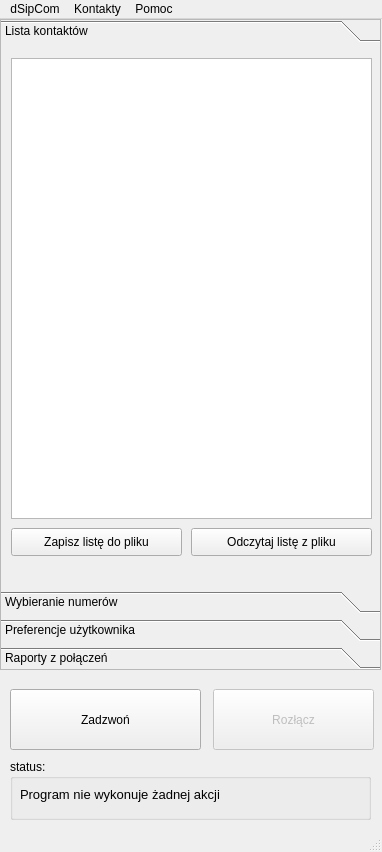
dmilith/dsipcom, file src/dsipcom.ui: the form before one commit.
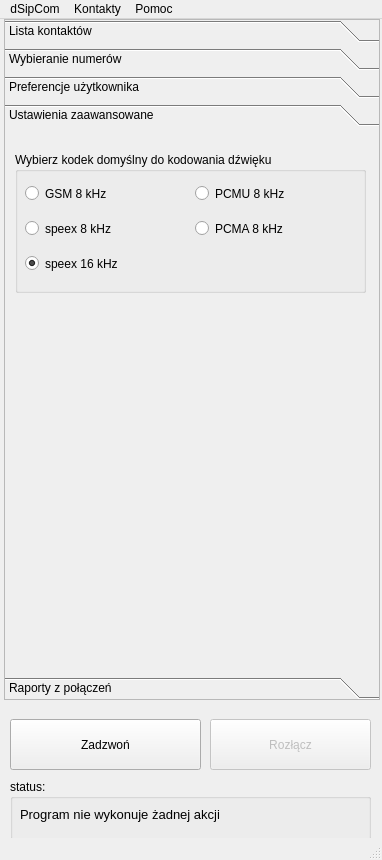
The form after the commit. Icons and pictures are not drawn.

Commit message: dużo poprawek głównego okna, dodano okno about dodano zaawansowane ustawienia, dodano formę about.ui. zmieniono postać zmiennej version.

```diff
--- a/src/dsipcom.ui
+++ b/src/dsipcom.ui
@@ -6,19 +6,19 @@
     <x>0</x>
     <y>0</y>
     <width>382</width>
-    <height>852</height>
+    <height>860</height>
    </rect>
   </property>
   <property name="minimumSize" >
    <size>
     <width>382</width>
-    <height>850</height>
+    <height>860</height>
    </size>
   </property>
   <property name="maximumSize" >
    <size>
     <width>382</width>
-    <height>852</height>
+    <height>860</height>
    </size>
   </property>
   <property name="acceptDrops" >
@@ -43,16 +43,16 @@
      <x>0</x>
      <y>23</y>
      <width>382</width>
-     <height>806</height>
+     <height>814</height>
     </rect>
    </property>
    <widget class="QPushButton" name="call_button" >
     <property name="geometry" >
      <rect>
       <x>10</x>
-      <y>670</y>
+      <y>700</y>
       <width>191</width>
-      <height>61</height>
+      <height>51</height>
      </rect>
     </property>
     <property name="cursor" >
@@ -81,10 +81,10 @@
     </property>
     <property name="geometry" >
      <rect>
-      <x>213</x>
-      <y>670</y>
+      <x>210</x>
+      <y>700</y>
       <width>161</width>
-      <height>61</height>
+      <height>51</height>
      </rect>
     </property>
     <property name="cursor" >
@@ -107,10 +107,10 @@
    <widget class="QToolBox" name="toolBox" >
     <property name="geometry" >
      <rect>
-      <x>0</x>
+      <x>4</x>
       <y>0</y>
-      <width>381</width>
-      <height>651</height>
+      <width>376</width>
+      <height>681</height>
      </rect>
     </property>
     <property name="cursor" >
@@ -132,15 +132,15 @@
      <enum>QFrame::Sunken</enum>
     </property>
     <property name="currentIndex" >
-     <number>0</number>
+     <number>3</number>
     </property>
     <widget class="QWidget" name="page_contacts" >
      <property name="geometry" >
       <rect>
        <x>0</x>
        <y>0</y>
-       <width>377</width>
-       <height>519</height>
+       <width>372</width>
+       <height>517</height>
       </rect>
      </property>
      <attribute name="label" >
@@ -153,10 +153,10 @@
      <widget class="QListWidget" name="contacts_list" >
       <property name="geometry" >
        <rect>
-        <x>10</x>
-        <y>10</y>
-        <width>361</width>
-        <height>461</height>
+        <x>0</x>
+        <y>0</y>
+        <width>366</width>
+        <height>466</height>
        </rect>
       </property>
       <property name="font" >
@@ -191,9 +191,9 @@
      <widget class="QPushButton" name="load_contact_list_button" >
       <property name="geometry" >
        <rect>
-        <x>190</x>
+        <x>185</x>
         <y>480</y>
-        <width>181</width>
+        <width>171</width>
         <height>28</height>
        </rect>
       </property>
@@ -727,6 +727,104 @@
       </property>
      </widget>
     </widget>
+    <widget class="QWidget" name="page_advanced" >
+     <property name="geometry" >
+      <rect>
+       <x>0</x>
+       <y>0</y>
+       <width>372</width>
+       <height>517</height>
+      </rect>
+     </property>
+     <attribute name="label" >
+      <string>Ustawienia zaawansowane</string>
+     </attribute>
+     <attribute name="icon" >
+      <iconset resource="dsipcom.qrc" >
+       <normaloff>:/images/images/picture_key.png</normaloff>:/images/images/picture_key.png</iconset>
+     </attribute>
+     <widget class="QGroupBox" name="groupBox_2" >
+      <property name="geometry" >
+       <rect>
+        <x>10</x>
+        <y>20</y>
+        <width>351</width>
+        <height>141</height>
+       </rect>
+      </property>
+      <property name="title" >
+       <string>Wybierz kodek domyślny do kodowania dźwięku</string>
+      </property>
+      <widget class="QRadioButton" name="gsm_8_codec" >
+       <property name="geometry" >
+        <rect>
+         <x>10</x>
+         <y>30</y>
+         <width>121</width>
+         <height>23</height>
+        </rect>
+       </property>
+       <property name="text" >
+        <string>GSM 8 kHz</string>
+       </property>
+      </widget>
+      <widget class="QRadioButton" name="pcmu_8_codec" >
+       <property name="geometry" >
+        <rect>
+         <x>180</x>
+         <y>30</y>
+         <width>121</width>
+         <height>23</height>
+        </rect>
+       </property>
+       <property name="text" >
+        <string>PCMU 8 kHz</string>
+       </property>
+      </widget>
+      <widget class="QRadioButton" name="pcma_8_codec" >
+       <property name="geometry" >
+        <rect>
+         <x>180</x>
+         <y>65</y>
+         <width>121</width>
+         <height>23</height>
+        </rect>
+       </property>
+       <property name="text" >
+        <string>PCMA 8 kHz</string>
+       </property>
+      </widget>
+      <widget class="QRadioButton" name="speex_8_codec" >
+       <property name="geometry" >
+        <rect>
+         <x>10</x>
+         <y>65</y>
+         <width>121</width>
+         <height>23</height>
+        </rect>
+       </property>
+       <property name="text" >
+        <string>speex 8 kHz</string>
+       </property>
+      </widget>
+      <widget class="QRadioButton" name="speex_16_codec" >
+       <property name="geometry" >
+        <rect>
+         <x>10</x>
+         <y>100</y>
+         <width>121</width>
+         <height>23</height>
+        </rect>
+       </property>
+       <property name="text" >
+        <string>speex 16 kHz</string>
+       </property>
+       <property name="checked" >
+        <bool>true</bool>
+       </property>
+      </widget>
+     </widget>
+    </widget>
     <widget class="QWidget" name="page_raports" >
      <property name="geometry" >
       <rect>
@@ -801,7 +899,7 @@
     <property name="geometry" >
      <rect>
       <x>10</x>
-      <y>740</y>
+      <y>760</y>
       <width>361</width>
       <height>61</height>
      </rect>
@@ -877,7 +975,7 @@
    <property name="geometry" >
     <rect>
      <x>0</x>
-     <y>829</y>
+     <y>837</y>
      <width>382</width>
      <height>23</height>
     </rect>
```
Left out of the diff: 154 changed lines with no effect on the pictures. The commit also changes 5 other files.
